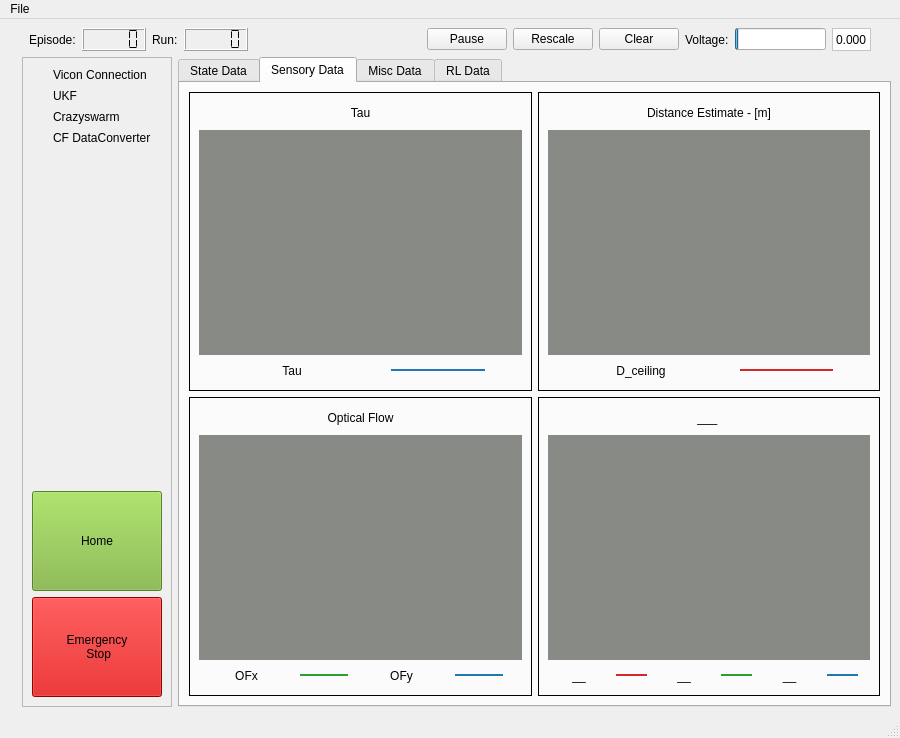
This is crazyflie_dashboard/DashboardWindow.ui in bhabas/sar_simulation as Qt 5 draws it before an edit. The edited form follows.
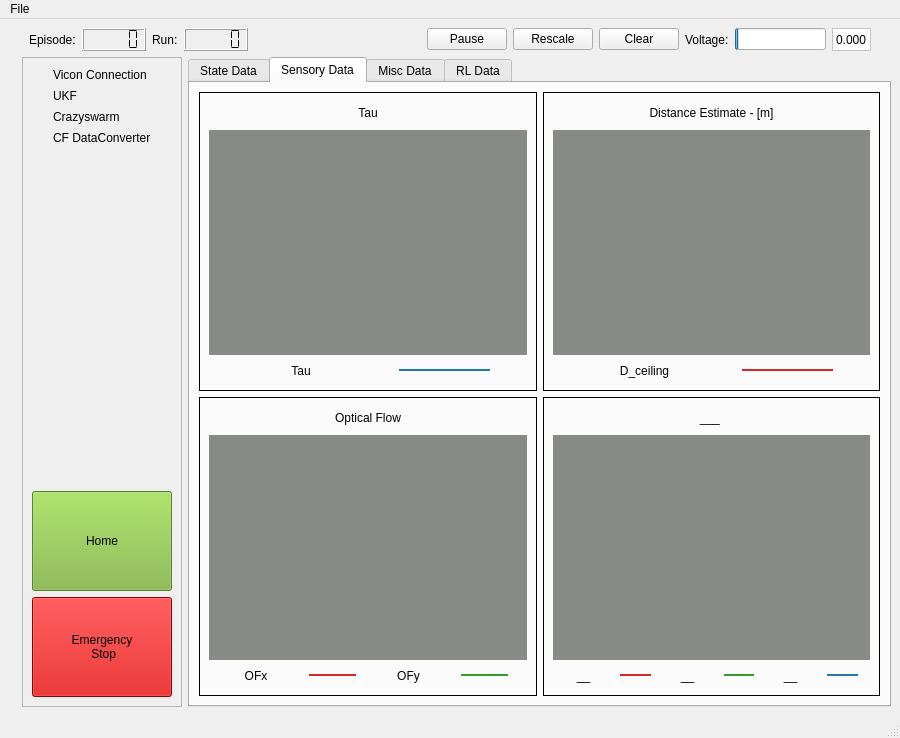
This is the edited form. The open tabs and pages were chosen to show the change. Icons and pictures are not drawn. Custom widgets are drawn as their Qt base class.

Commit message: Working plotting of RL data in dashboard

Patch:
```diff
--- a/crazyflie_dashboard/DashboardWindow.ui
+++ b/crazyflie_dashboard/DashboardWindow.ui
@@ -223,7 +223,7 @@
         </property>
         <property name="minimumSize">
          <size>
-          <width>150</width>
+          <width>160</width>
           <height>0</height>
          </size>
         </property>
@@ -1157,7 +1157,7 @@
                      <item>
                       <widget class="Line" name="line_50">
                        <property name="styleSheet">
-                        <string notr="true">color: rgb(44, 160, 44);</string>
+                        <string notr="true">color: rgb(214, 39, 40);</string>
                        </property>
                        <property name="frameShadow">
                         <enum>QFrame::Plain</enum>
@@ -1183,7 +1183,7 @@
                      <item>
                       <widget class="Line" name="line_51">
                        <property name="styleSheet">
-                        <string notr="true">color: rgb(31, 119, 180);</string>
+                        <string notr="true">color: rgb(44, 160, 44);</string>
                        </property>
                        <property name="frameShadow">
                         <enum>QFrame::Plain</enum>
```
Left out of the diff: 8 changed lines with no effect on the pictures. The commit also changes 8 other files.
